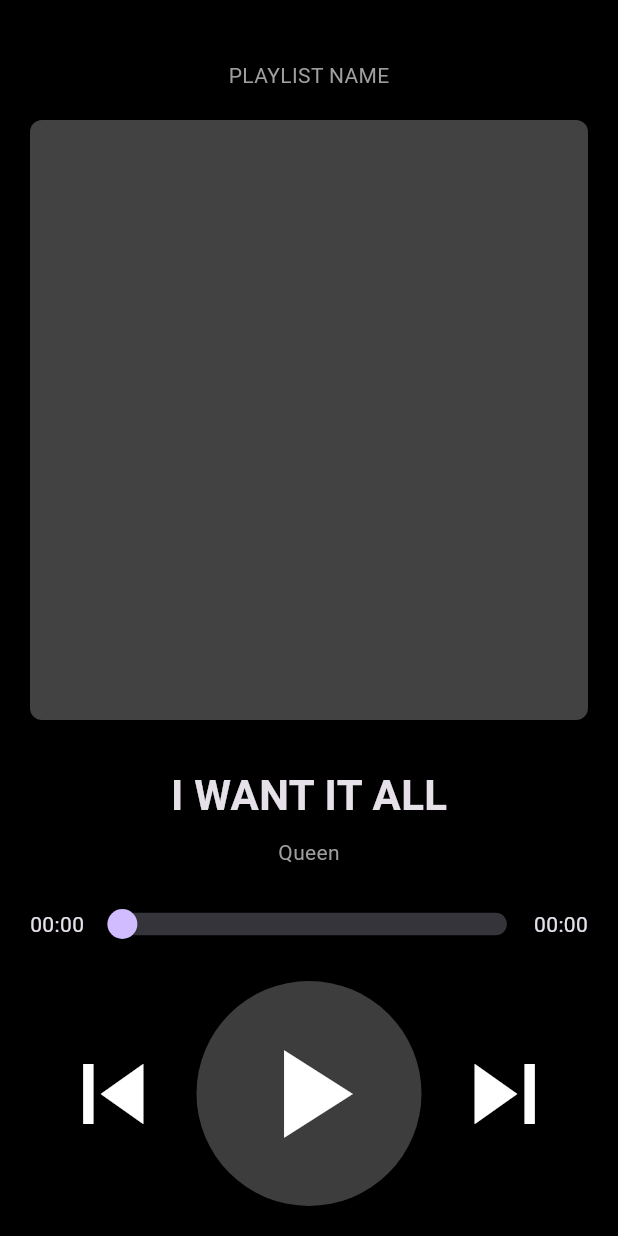
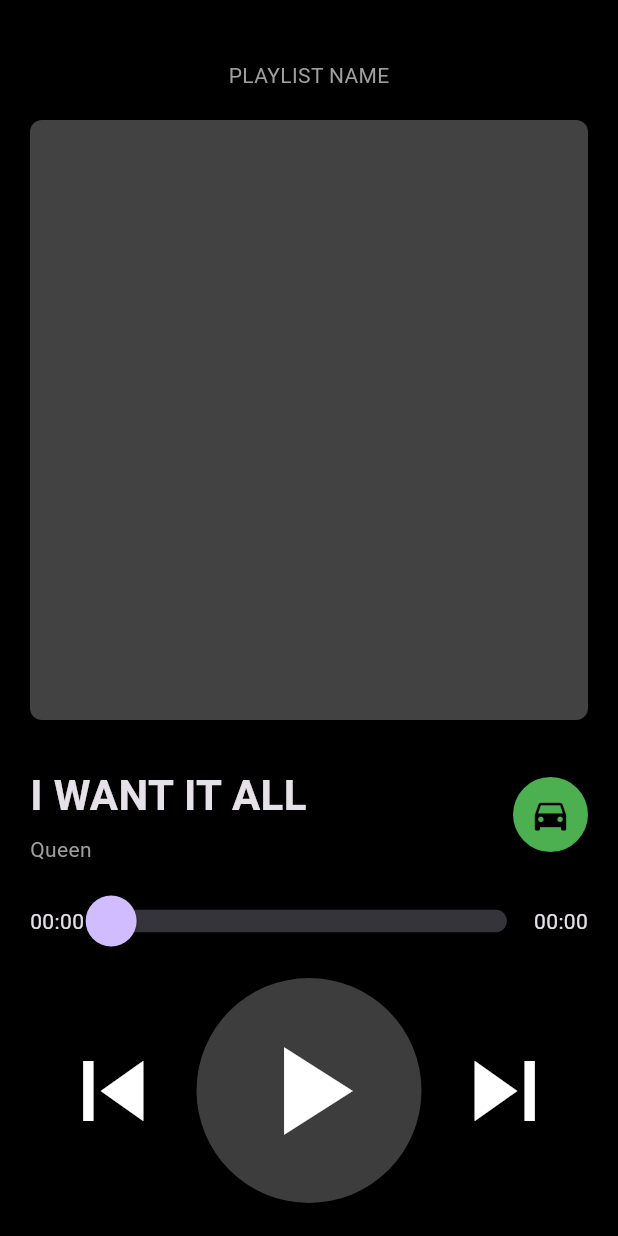
Before and after one commit to ACSelke/hci_project, a Flutter app: the screen it shows after launch, on a phone screen of 412 x 824 dp. Run offline on Flutter 3.47's test engine with Material 3 defaults, Android fonts, the phone set to English and light mode, and no system bars; our stand-ins replace just_audio.

Commit message:
driving mode button

```diff
--- a/lib/main.dart
+++ b/lib/main.dart
@@ -132,7 +132,14 @@
 
             const SizedBox(height: 30),
 
-            // Song title
+            Row(
+              crossAxisAlignment: CrossAxisAlignment.center,
+              children: [
+                // Title + Artist
+                Expanded(
+                  child: Column(
+                    crossAxisAlignment: CrossAxisAlignment.start,
+                    children: [
                       Text(
                         track.title.toUpperCase(),
                         style: const TextStyle(
@@ -140,14 +147,31 @@
                           fontWeight: FontWeight.bold,
                         ),
                       ),
-
-            const SizedBox(height: 8),
-
+                      const SizedBox(height: 6),
                       Text(
                         track.artist,
                         style: const TextStyle(color: Colors.grey),
                       ),
+                    ],
+                  ),
+                ),
 
+                // Car Button
+                Container(
+                  width: 50,
+                  height: 50,
+                  decoration: const BoxDecoration(
+                    color: Colors.green,
+                    shape: BoxShape.circle,
+                  ),
+                  child: const Icon(
+                    Icons.directions_car,
+                    color: Colors.black,
+                    size: 28,
+                  ),
+                ),
+              ],
+            ),
             const SizedBox(height: 20),
 
             // Slider
@@ -158,7 +182,7 @@
                   child:SliderTheme(
                     data: SliderTheme.of(context).copyWith(
                       trackHeight: 15,
-                      thumbShape: const RoundSliderThumbShape(enabledThumbRadius: 10),
+                      thumbShape: const RoundSliderThumbShape(enabledThumbRadius: 17),
                       overlayShape: const RoundSliderOverlayShape(overlayRadius: 18),
                     ),
                     child: Slider(
```
Lines whose indentation alone changed are shown as unchanged.
